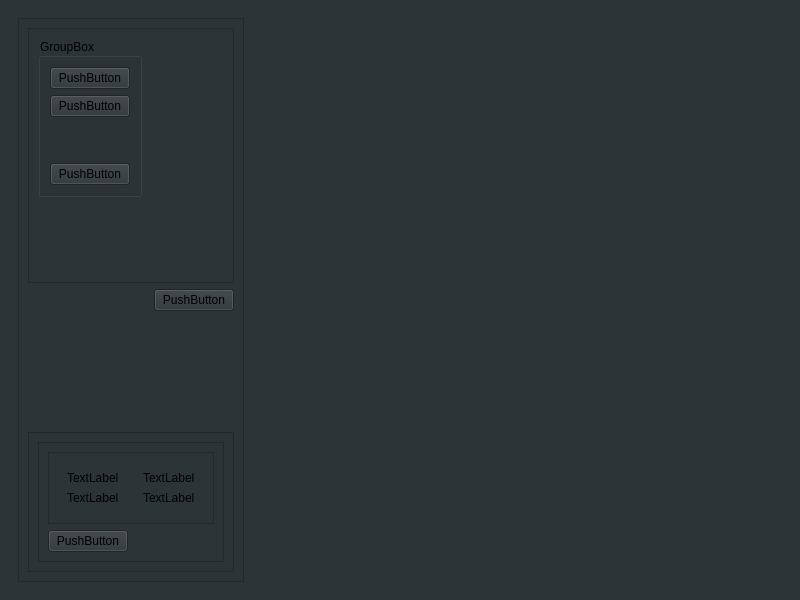
Before: the Qt Designer form src/ui/windowManager.ui in sordi005/GestionEmpleadosApp, drawn with Qt 5.
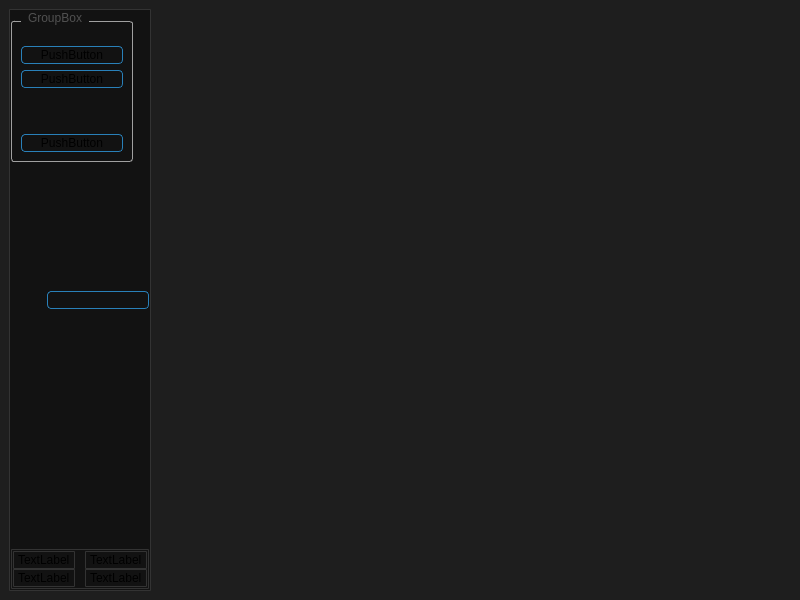
After: the same form once the commit is applied.

Commit message: Conecto wondowManager.ui a python

Diff of the .ui file:
```diff
--- a/src/ui/windowManager.ui
+++ b/src/ui/windowManager.ui
@@ -15,37 +15,149 @@
   </property>
   <widget class="QWidget" name="centralwidget">
    <property name="styleSheet">
-    <string notr="true">background-color: #2d3436;</string>
+    <string notr="true">QWidget #centralwidget{
+	background-color:#1E1E1E;
+
+}
+
+</string>
    </property>
    <layout class="QHBoxLayout" name="horizontalLayout_3">
     <item alignment="Qt::AlignLeft">
-     <widget class="QWidget" name="widget_3" native="true">
+     <widget class="QWidget" name="widgetBarraMenu" native="true">
+      <property name="styleSheet">
+       <string notr="true"/>
+      </property>
       <layout class="QVBoxLayout" name="verticalLayout_15">
-       <item>
-        <widget class="QFrame" name="frameBarralefMenu_2">
+       <property name="spacing">
+        <number>0</number>
+       </property>
+       <property name="leftMargin">
+        <number>0</number>
+       </property>
+       <property name="topMargin">
+        <number>0</number>
+       </property>
+       <property name="rightMargin">
+        <number>0</number>
+       </property>
+       <property name="bottomMargin">
+        <number>0</number>
+       </property>
+       <item alignment="Qt::AlignLeft">
+        <widget class="QFrame" name="frameBarraLefMenu">
+         <property name="sizePolicy">
+          <sizepolicy hsizetype="Preferred" vsizetype="Expanding">
+           <horstretch>0</horstretch>
+           <verstretch>0</verstretch>
+          </sizepolicy>
+         </property>
+         <property name="toolTipDuration">
+          <number>-1</number>
+         </property>
+         <property name="styleSheet">
+          <string notr="true">QFrame {
+    /* Color de fondo del frame */
+    background: #121212;
+    
+    /* Borde: ancho, estilo y color */
+    border: 1px solid #333333;
+    
+    /* Esquinas redondeadas (radio en píxeles) */
+    border-radius: 1px;
+    
+    /* Espacio interno entre el borde y el contenido */
+    padding: 1px;
+}
+
+QGroupBox {
+    /* Estilo de borde */
+    border: 1px solid #a0a0a0;
+    
+    /* Radio de esquinas */
+    border-radius: 3px;
+    
+    /* Margen superior para separar del título */
+    margin-top: 10px;
+    
+    /* Espacio interno arriba del contenido */
+    padding-top: 15px;
+    
+    /* Fondo con gradiente lineal (de arriba a abajo) */
+    background: qlineargradient(x1:0, y1:0, x2:0, y2:1,
+                                stop:0 #f9f9f9, stop:1 #e0e0e0);
+}
+
+/* Estilo específico para el TÍTULO del GroupBox */
+QGroupBox::title {
+    subcontrol-origin: margin;  /* Posición relativa al margen */
+    left: 10px;                /* Desplazamiento horizontal */
+    padding: 0 5px;            /* Espacio interno (arriba/abajo, izquierda/derecha) */
+    color: #505050;            /* Color del texto */
+}
+
+
+QPushButton {
+    /* Fondo con gradiente azul */
+    background: #1A5BFF
+    
+    /* Color del texto */
+    color: white;
+    
+    /* Borde del botón */
+    border: 1px solid #2980b9;
+    
+    /* Esquinas redondeadas */
+    border-radius: 4px;
+    
+    /* Espacio interno (arriba/abajo, izquierda/derecha) */
+    padding: 1px 10px;
+    
+    /* Ancho mínimo */
+    min-width: 80px;
+}
+
+
+</string>
+         </property>
          <property name="frameShape">
           <enum>QFrame::StyledPanel</enum>
          </property>
          <property name="frameShadow">
           <enum>QFrame::Raised</enum>
          </property>
+         <property name="lineWidth">
+          <number>1</number>
+         </property>
          <layout class="QVBoxLayout" name="verticalLayout_8">
-          <item>
-           <widget class="QFrame" name="frame_5">
-            <property name="frameShape">
-             <enum>QFrame::StyledPanel</enum>
-            </property>
-            <property name="frameShadow">
-             <enum>QFrame::Raised</enum>
-            </property>
-            <layout class="QVBoxLayout" name="verticalLayout_9">
+          <property name="spacing">
+           <number>0</number>
+          </property>
+          <property name="leftMargin">
+           <number>0</number>
+          </property>
+          <property name="topMargin">
+           <number>0</number>
+          </property>
+          <property name="rightMargin">
+           <number>0</number>
+          </property>
+          <property name="bottomMargin">
+           <number>0</number>
+          </property>
              <item alignment="Qt::AlignLeft|Qt::AlignTop">
-              <widget class="QGroupBox" name="groupBox_2">
+           <widget class="QGroupBox" name="groupBoxBotones">
+            <property name="sizePolicy">
+             <sizepolicy hsizetype="Preferred" vsizetype="Expanding">
+              <horstretch>0</horstretch>
+              <verstretch>0</verstretch>
+             </sizepolicy>
+            </property>
                <property name="title">
                 <string>GroupBox</string>
                </property>
                <layout class="QVBoxLayout" name="verticalLayout_10">
-                <item alignment="Qt::AlignLeft|Qt::AlignTop">
+             <item alignment="Qt::AlignLeft">
                  <widget class="QPushButton" name="pushButton_6">
                   <property name="text">
                    <string>PushButton</string>
@@ -82,13 +194,10 @@
                </layout>
               </widget>
              </item>
-            </layout>
-           </widget>
-          </item>
           <item alignment="Qt::AlignRight">
            <widget class="QPushButton" name="pushButton_9">
             <property name="text">
-             <string>PushButton</string>
+             <string/>
             </property>
            </widget>
           </item>
@@ -100,37 +209,49 @@
             <property name="frameShadow">
              <enum>QFrame::Raised</enum>
             </property>
-            <layout class="QVBoxLayout" name="verticalLayout_11">
-             <item alignment="Qt::AlignLeft|Qt::AlignBottom">
-              <widget class="QFrame" name="frame_7">
-               <property name="frameShape">
-                <enum>QFrame::StyledPanel</enum>
-               </property>
-               <property name="frameShadow">
-                <enum>QFrame::Raised</enum>
-               </property>
-               <layout class="QVBoxLayout" name="verticalLayout_12">
-                <item alignment="Qt::AlignLeft|Qt::AlignBottom">
-                 <widget class="QFrame" name="frame_8">
-                  <property name="frameShape">
-                   <enum>QFrame::StyledPanel</enum>
-                  </property>
-                  <property name="frameShadow">
-                   <enum>QFrame::Raised</enum>
-                  </property>
-                  <layout class="QHBoxLayout" name="horizontalLayout_5">
+            <layout class="QHBoxLayout" name="horizontalLayout">
+             <property name="spacing">
+              <number>0</number>
+             </property>
+             <property name="leftMargin">
+              <number>0</number>
+             </property>
+             <property name="topMargin">
+              <number>0</number>
+             </property>
+             <property name="rightMargin">
+              <number>0</number>
+             </property>
+             <property name="bottomMargin">
+              <number>0</number>
+             </property>
                    <item>
-                    <widget class="QWidget" name="widget_4" native="true">
-                     <layout class="QVBoxLayout" name="verticalLayout_13">
+              <widget class="QWidget" name="subWidgetBarraMenu1_2" native="true">
+               <layout class="QVBoxLayout" name="verticalLayout_2">
+                <property name="spacing">
+                 <number>0</number>
+                </property>
+                <property name="leftMargin">
+                 <number>0</number>
+                </property>
+                <property name="topMargin">
+                 <number>0</number>
+                </property>
+                <property name="rightMargin">
+                 <number>5</number>
+                </property>
+                <property name="bottomMargin">
+                 <number>0</number>
+                </property>
                       <item>
-                       <widget class="QLabel" name="label_6">
+                 <widget class="QLabel" name="label_4">
                         <property name="text">
                          <string>TextLabel</string>
                         </property>
                        </widget>
                       </item>
                       <item>
-                       <widget class="QLabel" name="label_7">
+                 <widget class="QLabel" name="label_3">
                         <property name="text">
                          <string>TextLabel</string>
                         </property>
@@ -140,32 +261,34 @@
                     </widget>
                    </item>
                    <item>
-                    <widget class="QWidget" name="widget_5" native="true">
-                     <layout class="QVBoxLayout" name="verticalLayout_14">
+              <widget class="QWidget" name="subWidgetBarraMenu1" native="true">
+               <layout class="QVBoxLayout" name="verticalLayout">
+                <property name="spacing">
+                 <number>0</number>
+                </property>
+                <property name="leftMargin">
+                 <number>5</number>
+                </property>
+                <property name="topMargin">
+                 <number>0</number>
+                </property>
+                <property name="rightMargin">
+                 <number>0</number>
+                </property>
+                <property name="bottomMargin">
+                 <number>0</number>
+                </property>
                       <item>
-                       <widget class="QLabel" name="label_8">
+                 <widget class="QLabel" name="label_2">
                         <property name="text">
                          <string>TextLabel</string>
                         </property>
                        </widget>
                       </item>
                       <item>
-                       <widget class="QLabel" name="label_9">
+                 <widget class="QLabel" name="label">
                         <property name="text">
                          <string>TextLabel</string>
-                        </property>
-                       </widget>
-                      </item>
-                     </layout>
-                    </widget>
-                   </item>
-                  </layout>
-                 </widget>
-                </item>
-                <item alignment="Qt::AlignLeft">
-                 <widget class="QPushButton" name="pushButton_10">
-                  <property name="text">
-                   <string>PushButton</string>
                   </property>
                  </widget>
                 </item>
```
Left out of the diff: 6 changed lines with no effect on the pictures. Lines whose indentation alone changed are shown as unchanged. The commit also changes 4 other files.
